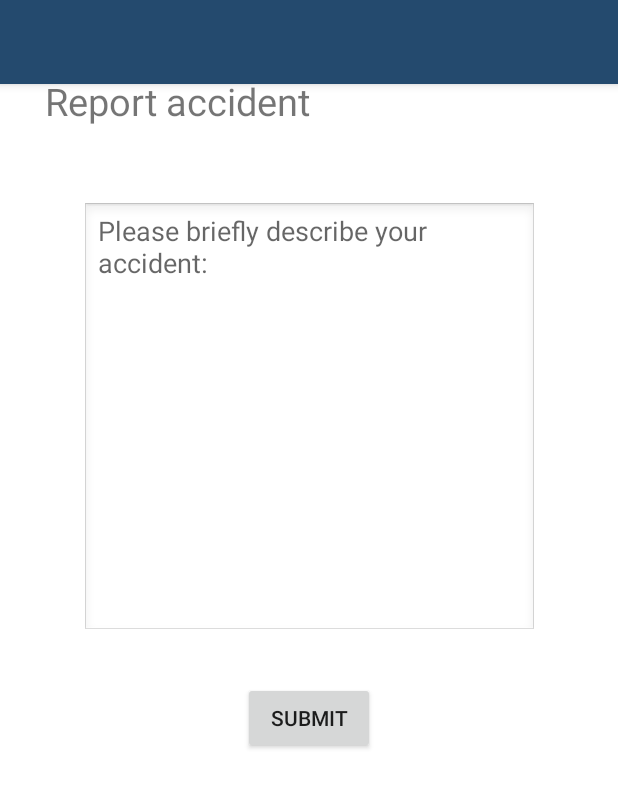
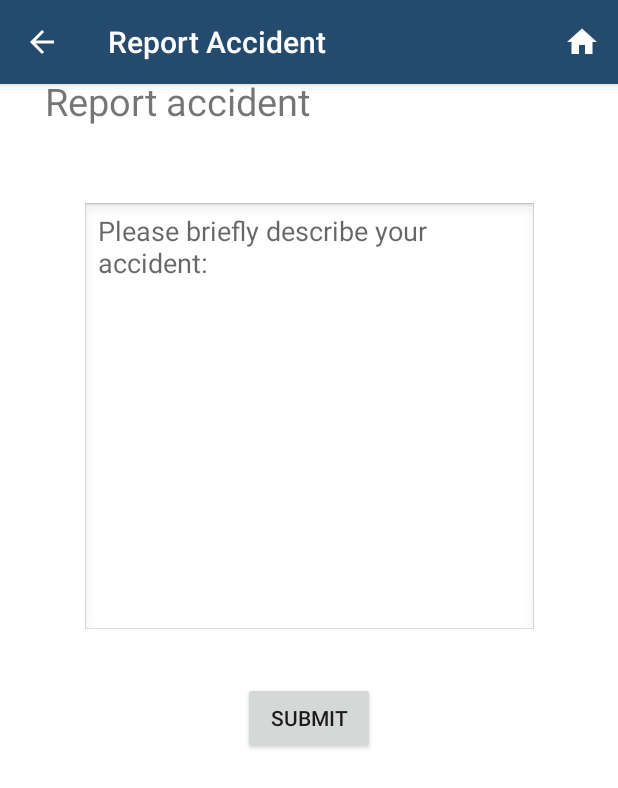
Before and after one commit to mandouss/tyrata-mobile, an Android app: the Report_accident screen opened directly, with no data from a screen before it, on a phone screen of 412 x 824 dp. Shown: the top 788 px of the screen. Run offline under Robolectric (Android 15) with nearby library versions, the phone set to English and light mode, and no system bars.

Commit message:
modify toolbar

```diff
--- a/app/src/main/java/edu/duke/ece651/tyrata/calibration/Input_Vehicle_Info.java
+++ b/app/src/main/java/edu/duke/ece651/tyrata/calibration/Input_Vehicle_Info.java
@@ -1,6 +1,7 @@
 package edu.duke.ece651.tyrata.calibration;
 import android.app.AlertDialog;
 import android.content.Intent;
+import android.support.v7.app.ActionBar;
 import android.support.v7.app.AppCompatActivity;
 import android.os.Bundle;
 import android.support.v7.widget.Toolbar;
@@ -39,6 +40,7 @@ public class Input_Vehicle_Info extends AppCompatActivity {
 
         Toolbar toolbar = findViewById(R.id.toolbar);
         setSupportActionBar(toolbar);
+
 
         Intent intent = getIntent();
         user_ID = intent.getIntExtra("userID", 1);
--- a/app/src/main/java/edu/duke/ece651/tyrata/calibration/Report_accident.java
+++ b/app/src/main/java/edu/duke/ece651/tyrata/calibration/Report_accident.java
@@ -24,6 +24,16 @@ public class Report_accident extends AppCompatActivity {
 
         Toolbar toolbar = findViewById(R.id.toolbar);
         setSupportActionBar(toolbar);
+
+        getSupportActionBar().setDisplayHomeAsUpEnabled(true);
+        getSupportActionBar().setDisplayShowHomeEnabled(true);
+
+        toolbar.setNavigationOnClickListener(new View.OnClickListener() {
+            @Override
+            public void onClick(View v) {
+                startActivity(new         Intent(getApplicationContext(),MainActivity.class));
+            }
+        });
 
         Intent intent = getIntent();
         user_ID = intent.getIntExtra("userID", 1);
--- a/app/src/main/res/layout/activity_report_accident.xml
+++ b/app/src/main/res/layout/activity_report_accident.xml
@@ -1,4 +1,5 @@
 <?xml version="1.0" encoding="utf-8"?>
+
 <android.support.constraint.ConstraintLayout xmlns:android="http://schemas.android.com/apk/res/android"
     xmlns:app="http://schemas.android.com/apk/res-auto"
     xmlns:tools="http://schemas.android.com/tools"
@@ -7,7 +8,9 @@
     android:background="@color/white"
     tools:context="edu.duke.ece651.tyrata.calibration.Report_accident">
 
-    <include layout="@layout/toolbar"/>
+    <include
+        android:id="@+id/toolbar"
+        layout="@layout/toolbar"/>
 
     <Button
         android:id="@+id/report_submit"
--- a/app/src/main/res/layout/toolbar.xml
+++ b/app/src/main/res/layout/toolbar.xml
@@ -5,7 +5,7 @@
     xmlns:app="http://schemas.android.com/apk/res-auto"
     android:background="#244a6e"
     android:elevation="4dp"
-    android:theme="@style/Theme.AppCompat.DayNight.DarkActionBar"
+    android:theme="@style/AppTheme.ActionBarTheme"
     app:titleTextColor="@color/white"
     app:popupTheme="@style/Theme.AppCompat.Light">
 
--- a/app/src/main/res/values/styles.xml
+++ b/app/src/main/res/values/styles.xml
@@ -6,6 +6,17 @@
         <item name="colorPrimary">@color/colorPrimary</item>
         <item name="colorPrimaryDark">@color/colorPrimaryDark</item>
         <item name="colorAccent">@color/colorAccent</item>
+        <item name="actionBarTheme">@style/AppTheme.ActionBarTheme</item>
+    </style>
+
+    <style name="AppTheme.ActionBarTheme" parent="@style/ThemeOverlay.AppCompat.ActionBar">
+        <!-- THIS is where you can color the arrow and the overflow button! -->
+        <item name="colorControlNormal">@color/white</item>
+        <item name="actionOverflowButtonStyle">@style/overflowButtonStyle</item>
+    </style>
+
+    <style name="overflowButtonStyle" parent="@style/Widget.AppCompat.ActionButton.Overflow">
+        <item name="android:tint">@color/white</item>
     </style>
 
     <style name="LoginEditText" parent="Theme.AppCompat.Light">
```
Also changed, not shown: app/src/main/AndroidManifest.xml (+8 -4 lines), app/src/main/java/edu/duke/ece651/tyrata/display/TireInfo.java (+9 -0 lines), app/src/main/java/edu/duke/ece651/tyrata/display/Vehicle_Info.java (+9 -0 lines).
